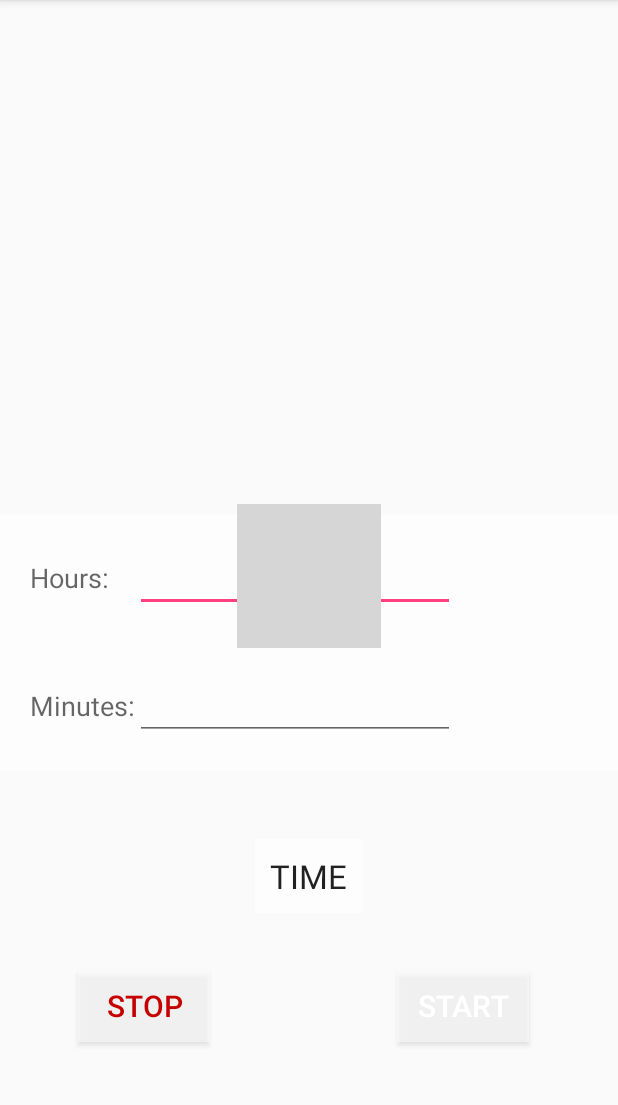
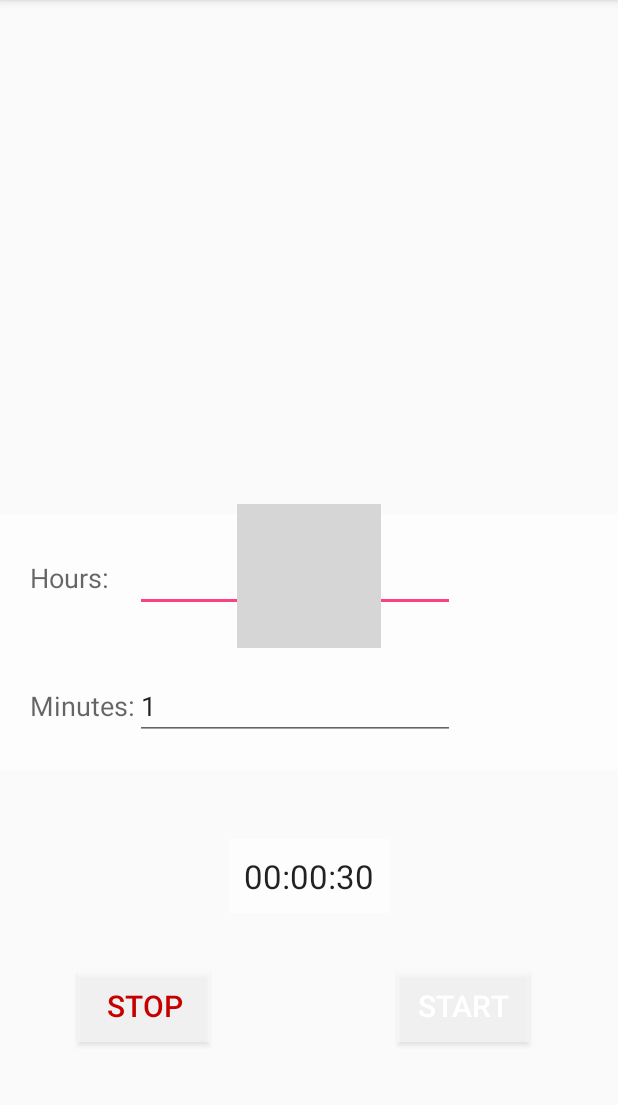
Before and after one commit to caoimheharvey/Assignment3, an Android app: the Timer screen opened directly, with no data from a screen before it, on a phone screen of 412 x 824 dp, the part 84-1189 px from its top. Run offline under Robolectric (Android 15) with nearby library versions, the light colour scheme and no system bars; grey boxes are pictures that could not be loaded.

Commit message:
if statement resolution attempted

```diff
--- a/app/src/main/java/dit/assignment3/Timer.java
+++ b/app/src/main/java/dit/assignment3/Timer.java
@@ -4,10 +4,12 @@ import android.net.Uri;
 import android.os.CountDownTimer;
 import android.support.v7.app.AppCompatActivity;
 import android.os.Bundle;
+import android.util.Log;
 import android.view.View;
 import android.widget.Button;
 import android.widget.EditText;
 import android.widget.TextView;
+import android.widget.Toast;
 
 import java.sql.Time;
 import java.util.concurrent.TimeUnit;
@@ -33,21 +35,38 @@ public class Timer extends AppCompatActivity {
         stop = (Button) findViewById(R.id.stopButton);
         textViewTime = (TextView) findViewById(R.id.timeDisp);
 
-        inHr = Integer.parseInt(hoursIn.getText().toString());
-        inMin = Integer.parseInt(minIn.getText().toString());
+       // inHr = Integer.parseInt(hoursIn.getText().toString());
+       // inMin = Integer.parseInt(minIn.getText().toString());
 
-        hoursMs = hrsToMs(inHr);
-        minMs = minToMs(inMin);
-        totalTime = hoursMs + minMs;
+       // hoursMs = hrsToMs(inHr);
+       // minMs = minToMs(inMin);
+       // totalTime = hoursMs + minMs;
 
-        //temp start time
-        textViewTime.setText("TIME");
+        //temp start text
+        textViewTime.setText("00:00:30");
 
         //counter class below -> new CounterClass(time, interval)
         final CounterClass timer = new CounterClass(totalTime, 1000);
         start.setOnClickListener(new View.OnClickListener() {
+
             @Override
             public void onClick(View v) {
+                if (hoursIn != null)
+                {
+                    inHr = Integer.parseInt(hoursIn.getText().toString());
+                    hoursMs = hrsToMs(inHr);
+
+                }
+                if (minIn != null)
+                {
+                    inMin = Integer.parseInt(minIn.getText().toString());
+                    minMs = minToMs(inMin);
+                }
+                else
+                {
+                    textViewTime.setText("PLEASE GIVE A TIME");
+                }
+                totalTime = hoursMs + minMs;
                 timer.start();
             }
         });
@@ -62,6 +81,7 @@ public class Timer extends AppCompatActivity {
 
 
     }
+
 
     private int hrsToMs(int hours)
     {
@@ -115,6 +135,4 @@ public class Timer extends AppCompatActivity {
             textViewTime.setText("DONE");
         }
     }
-
-
 }
--- a/app/src/main/res/layout/activity_timer.xml
+++ b/app/src/main/res/layout/activity_timer.xml
@@ -17,6 +17,7 @@
     <Button
         android:layout_width="wrap_content"
         android:layout_height="wrap_content"
+        android:onClick="myClickHandler"
         android:text="Start"
         android:id="@+id/startButton"
         android:background="#7dffffff"
@@ -100,7 +101,8 @@
                 android:inputType="number"
                 android:ems="10"
                 android:id="@+id/minET"
-                android:layout_column="1" />
+                android:layout_column="1"
+                android:text="1" />
 
 
         </TableRow>
```
